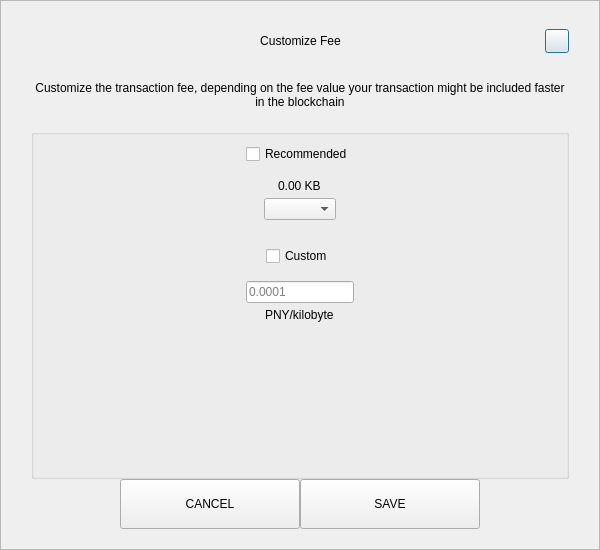
Old version of the form src/qt/pivx/forms/sendcustomfeedialog.ui in the repository AltcoinBaggins/lil.
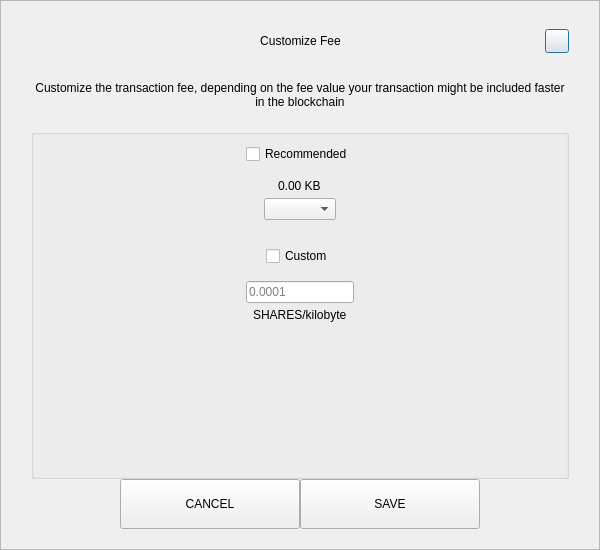
New version of the form.

Commit message: Update branding to SHARES

Patch:
```diff
--- a/src/qt/pivx/forms/sendcustomfeedialog.ui
+++ b/src/qt/pivx/forms/sendcustomfeedialog.ui
@@ -287,7 +287,7 @@
            <item alignment="Qt::AlignHCenter">
             <widget class="QLabel" name="labelCustomFee">
              <property name="text">
-              <string>PNY/kilobyte</string>
+              <string>SHARES/kilobyte</string>
              </property>
             </widget>
            </item>
```
The commit also changes 657 other files.
